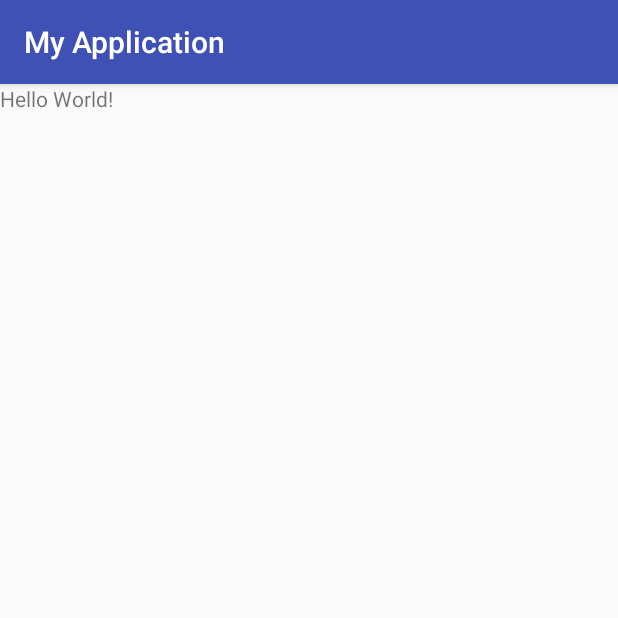
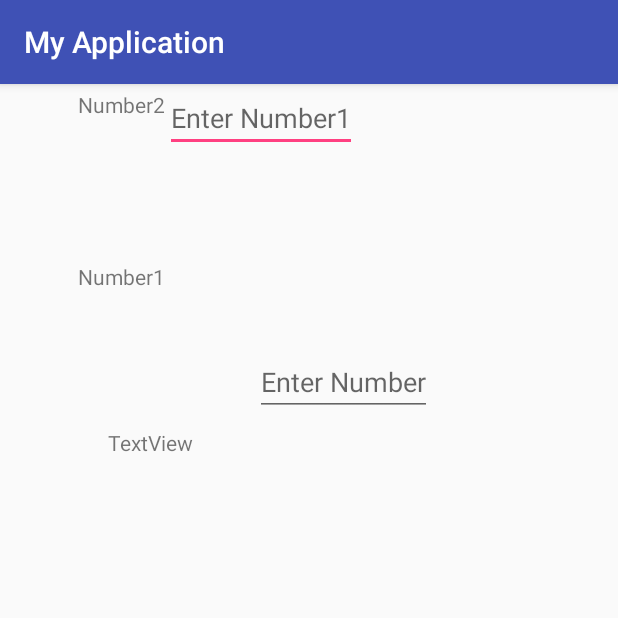
Before and after one commit to rajasree-r/explore_dagger, an Android app: the screen it shows after launch (MainActivity), on a phone screen of 412 x 824 dp, the top half of it. Run offline under Robolectric (Android 15) with nearby library versions, the phone set to English and light mode, and no system bars; our stand-ins replace Dagger/Hilt's generated code.

Commit message:
checking in phase2

```diff
--- a/app/src/main/java/com/shree/dagger/MainActivity.java
+++ b/app/src/main/java/com/shree/dagger/MainActivity.java
@@ -1,13 +1,20 @@
 package com.shree.dagger;
 
+import android.os.Bundle;
 import android.support.v7.app.AppCompatActivity;
-import android.os.Bundle;
+import android.util.Log;
+
+import javax.inject.Inject;
 
 public class MainActivity extends AppCompatActivity {
+
+    @Inject
+    Sum sum;
 
     @Override
     protected void onCreate(Bundle savedInstanceState) {
         super.onCreate(savedInstanceState);
+        Log.v("testing","sum="+sum.add(1,2));
         setContentView(R.layout.main_activity);
     }
 }
--- a/app/src/main/java/com/shree/dagger/SampleApplication.java
+++ b/app/src/main/java/com/shree/dagger/SampleApplication.java
@@ -2,13 +2,13 @@ package com.shree.dagger;
 
 import android.app.Application;
 
-/**
- * Created by Arunjyothis Karuvannur on 4/12/18.
- */
+import com.shree.dagger.di.Injector;
+
 public class SampleApplication extends Application{
 
     @Override
     public void onCreate() {
         super.onCreate();
+        Injector.getInstance().init(this);
     }
 }
--- /dev/null
+++ b/app/src/main/java/com/shree/dagger/Sum.java
@@ -0,0 +1,8 @@
+package com.shree.dagger;
+
+public class Sum {
+
+    public int add(final int num1, final int num2) {
+        return num1 + num2;
+    }
+}
--- a/app/src/main/java/com/shree/dagger/SumFragment.java
+++ b/app/src/main/java/com/shree/dagger/SumFragment.java
@@ -9,15 +9,12 @@ import android.view.LayoutInflater;
 import android.view.View;
 import android.view.ViewGroup;
 
-/**
- * Created by Arunjyothis Karuvannur on 4/12/18.
- */
 public class SumFragment extends Fragment {
 
     @Nullable
     @Override
     public View onCreateView(@NonNull LayoutInflater inflater, @Nullable ViewGroup container, @Nullable Bundle savedInstanceState) {
-        final View root = inflater.inflate(R.layout.activity_main, container, false);
+        final View root = inflater.inflate(R.layout.sum_fragment, container, false);
         return root;
     }
 }
--- /dev/null
+++ b/app/src/main/java/com/shree/dagger/di/MainModule.java
@@ -0,0 +1,18 @@
+package com.shree.dagger.di;
+
+import com.shree.dagger.Sum;
+
+import javax.inject.Singleton;
+
+import dagger.Module;
+import dagger.Provides;
+
+@Module
+public class MainModule {
+
+    @Singleton
+    @Provides
+    Sum provideSum() {
+        return new Sum();
+    }
+}
--- a/app/src/main/res/layout/activity_main.xml
+++ /dev/null
@@ -1,18 +0,0 @@
-<?xml version="1.0" encoding="utf-8"?>
-<android.support.constraint.ConstraintLayout xmlns:android="http://schemas.android.com/apk/res/android"
-    xmlns:app="http://schemas.android.com/apk/res-auto"
-    xmlns:tools="http://schemas.android.com/tools"
-    android:layout_width="match_parent"
-    android:layout_height="match_parent"
-    tools:context=".MainActivity">
-
-    <TextView
-        android:layout_width="wrap_content"
-        android:layout_height="wrap_content"
-        android:text="Hello World!"
-        app:layout_constraintBottom_toBottomOf="parent"
-        app:layout_constraintLeft_toLeftOf="parent"
-        app:layout_constraintRight_toRightOf="parent"
-        app:layout_constraintTop_toTopOf="parent" />
-
-</android.support.constraint.ConstraintLayout>
--- /dev/null
+++ b/app/src/main/res/layout/sum_fragment.xml
@@ -0,0 +1,70 @@
+<?xml version="1.0" encoding="utf-8"?>
+<android.support.constraint.ConstraintLayout xmlns:android="http://schemas.android.com/apk/res/android"
+    xmlns:app="http://schemas.android.com/apk/res-auto"
+    xmlns:tools="http://schemas.android.com/tools"
+    android:layout_width="match_parent"
+    android:layout_height="match_parent"
+    tools:context=".MainActivity">
+
+    <TextView
+        android:id="@+id/tv_num1"
+        android:layout_width="wrap_content"
+        android:layout_height="wrap_content"
+        android:layout_marginTop="56dp"
+        android:text="Number1"
+        app:layout_constraintBottom_toBottomOf="parent"
+        app:layout_constraintHorizontal_bias="0.226"
+        app:layout_constraintLeft_toLeftOf="parent"
+        app:layout_constraintRight_toRightOf="parent"
+        app:layout_constraintTop_toTopOf="parent"
+        app:layout_constraintVertical_bias="0.302" />
+
+    <EditText
+        android:id="@+id/et_num1"
+        android:layout_width="wrap_content"
+        android:layout_height="wrap_content"
+        android:hint="Enter Number1"
+        app:layout_constraintRight_toRightOf="parent"
+        app:layout_constraintStart_toEndOf="@id/tv_num1"
+        app:layout_constraintTop_toTopOf="parent" />
+
+    <TextView
+        android:id="@+id/tv_num2"
+        android:layout_width="wrap_content"
+        android:layout_height="wrap_content"
+        android:text="Number2"
+        app:layout_constraintBottom_toBottomOf="@id/et_num1"
+        app:layout_constraintHorizontal_bias="0.227"
+        app:layout_constraintLeft_toLeftOf="parent"
+        app:layout_constraintRight_toRightOf="parent"
+        app:layout_constraintTop_toTopOf="parent"
+        app:layout_constraintVertical_bias="0.144" />
+
+    <EditText
+        android:id="@+id/et_num2"
+        android:layout_width="wrap_content"
+        android:layout_height="wrap_content"
+        android:layout_marginStart="60dp"
+        android:layout_marginLeft="60dp"
+        android:layout_marginTop="176dp"
+        android:hint="Enter Number"
+        app:layout_constraintStart_toEndOf="@id/tv_num2"
+        app:layout_constraintTop_toTopOf="parent" />
+
+    <TextView
+        android:id="@+id/tv_result"
+        android:layout_width="144dp"
+        android:layout_height="46dp"
+        android:layout_marginStart="8dp"
+        android:layout_marginLeft="8dp"
+        android:layout_marginTop="8dp"
+        android:layout_marginEnd="8dp"
+        android:layout_marginRight="8dp"
+        android:layout_marginBottom="8dp"
+        android:text="TextView"
+        app:layout_constraintBottom_toBottomOf="parent"
+        app:layout_constraintEnd_toEndOf="parent"
+        app:layout_constraintStart_toStartOf="parent"
+        app:layout_constraintTop_toBottomOf="@+id/et_num2" />
+
+</android.support.constraint.ConstraintLayout>
```
Also changed, not shown: app/src/main/java/com/shree/dagger/Injector.java (deleted, +0 -12 lines), app/src/main/java/com/shree/dagger/MainComponent.java (deleted, +0 -8 lines), app/src/main/java/com/shree/dagger/di/ActivityModule.java (added, +13 -0 lines), app/src/main/java/com/shree/dagger/di/Injector.java (added, +37 -0 lines), app/src/main/java/com/shree/dagger/di/MainComponent.java (added, +28 -0 lines).
